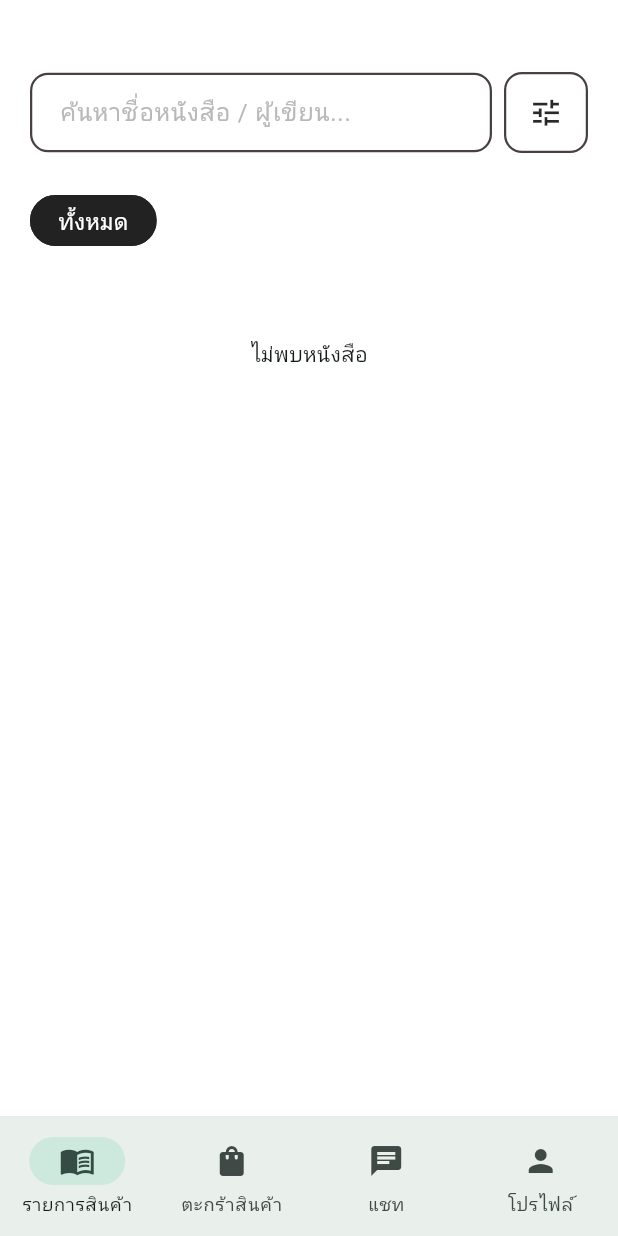
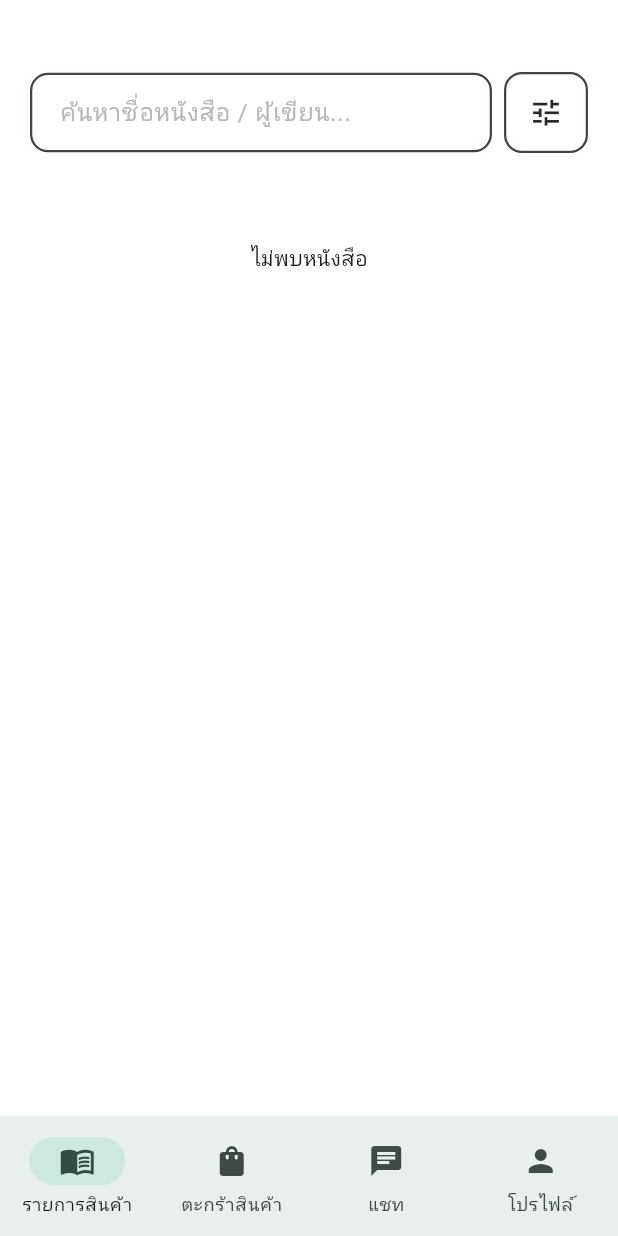
Before and after one commit to AriFeenx0/mobile_micro_commerce, a Flutter app: the BookListScreen screen opened by its route, on a phone screen of 412 x 824 dp. Run offline on Flutter 3.47's test engine with Material 3 defaults, Android fonts, the phone set to English and light mode, and no system bars; our stand-ins replace cloud_firestore, firebase_auth, firebase_core, image_picker, qr_flutter; accounts and stored records are empty.

Commit message:
Imporve Book List screen: Delete Filter Bar

```diff
--- a/lib/screens/customer/book_list/book_list_screen.dart
+++ b/lib/screens/customer/book_list/book_list_screen.dart
@@ -129,13 +129,6 @@ class _BookListScreenState extends State<BookListScreen> {
                   );
                 }
 
-                final categoryOptions = booksProvider.categories;
-                final selectedCategory =
-                    categoryOptions.contains(
-                      booksProvider.appliedFilters.category,
-                    )
-                    ? booksProvider.appliedFilters.category
-                    : 'ทั้งหมด';
                 final visibleBooks = booksProvider.visibleBooks;
 
                 return CustomScrollView(
@@ -231,51 +224,10 @@ class _BookListScreenState extends State<BookListScreen> {
                         ),
                       ),
                     ),
-                    SliverToBoxAdapter(
-                      child: SizedBox(
-                        height: 42,
-                        child: ListView.separated(
-                          padding: EdgeInsets.symmetric(
-                            horizontal: horizontalPadding,
-                          ),
-                          scrollDirection: Axis.horizontal,
-                          itemCount: categoryOptions.length,
-                          separatorBuilder: (_, _) => const SizedBox(width: 8),
-                          itemBuilder: (context, index) {
-                            final category = categoryOptions[index];
-                            final isSelected = category == selectedCategory;
-                            return ChoiceChip(
-                              label: Text(category),
-                              selected: isSelected,
-                              onSelected: (_) =>
-                                  booksProvider.setCategory(category),
-                              showCheckmark: false,
-                              labelStyle: TextStyle(
-                                color: isSelected
-                                    ? Colors.white
-                                    : Colors.black87,
-                                fontSize: 15,
-                              ),
-                              backgroundColor: Colors.white,
-                              selectedColor: const Color(0xFF222222),
-                              side: BorderSide(
-                                color: isSelected
-                                    ? const Color(0xFF222222)
-                                    : const Color(0xFF777777),
-                              ),
-                              shape: const StadiumBorder(),
-                              padding: const EdgeInsets.symmetric(
-                                horizontal: 10,
-                              ),
-                            );
-                          },
-                        ),
-                      ),
-                    ),
                     SliverPadding(
                       padding: EdgeInsets.fromLTRB(
                         horizontalPadding,
-                        22,
+                        0,
                         horizontalPadding,
                         28,
                       ),
```
